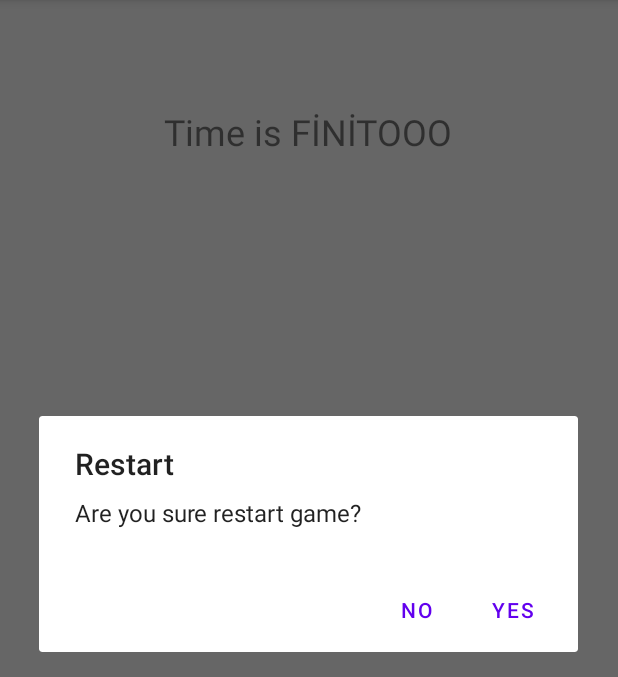
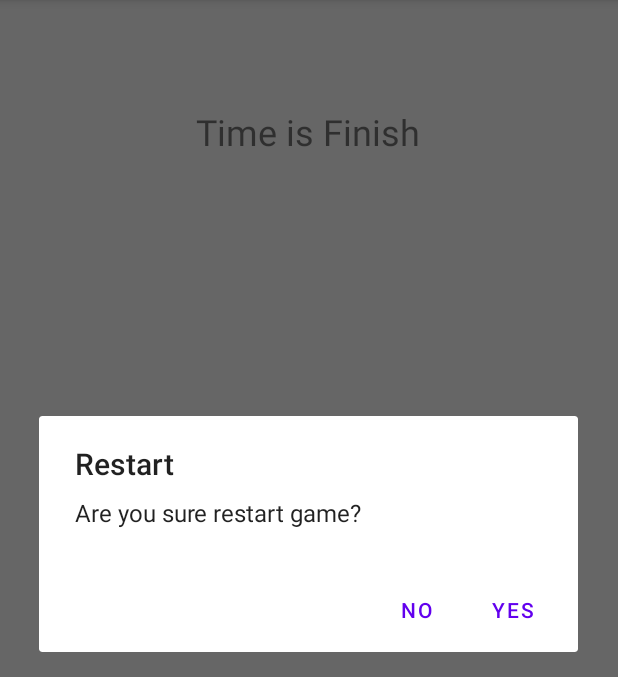
Before and after one commit to AlperenErgul/Catch-the-Calliou, an Android app: the screen it shows after launch (MainActivity), after a tap on an icon or button, on a phone screen of 412 x 824 dp, the part 84-761 px from its top. Run offline under Robolectric (Android 15) with nearby library versions, the phone set to English and light mode, and no system bars.

Commit message:
UPDATE change to game over message

```diff
--- a/app/src/main/java/com/alperenergul/catchthecalliou/MainActivity.java
+++ b/app/src/main/java/com/alperenergul/catchthecalliou/MainActivity.java
@@ -58,7 +58,7 @@ public class MainActivity extends AppCompatActivity {
 
            @Override
            public void onFinish() {
-               textView.setText("Time is FİNİTOOO");
+               textView.setText("Time is Finish");
                handler.removeCallbacks(runnable);
 
                for (ImageView image1 : imageArray){
```
